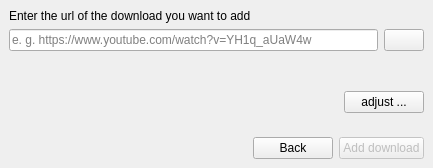
Old version of the form gui/adddownloaddialog.ui in the repository Martchus/videodownloader.
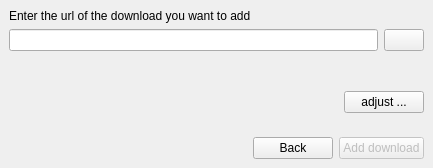
New version of the form. Icons and pictures are not drawn. Custom widgets are drawn as their Qt base class.

Commit message: Remove example URL

```diff
--- a/gui/adddownloaddialog.ui
+++ b/gui/adddownloaddialog.ui
@@ -61,9 +61,6 @@
           <property name="text">
            <string/>
           </property>
-          <property name="placeholderText">
-           <string>e. g. https://www.youtube.com/watch?v=YH1q_aUaW4w</string>
-          </property>
          </widget>
         </item>
         <item>
```
Left out of the diff: 9 changed lines with no effect on the pictures.
